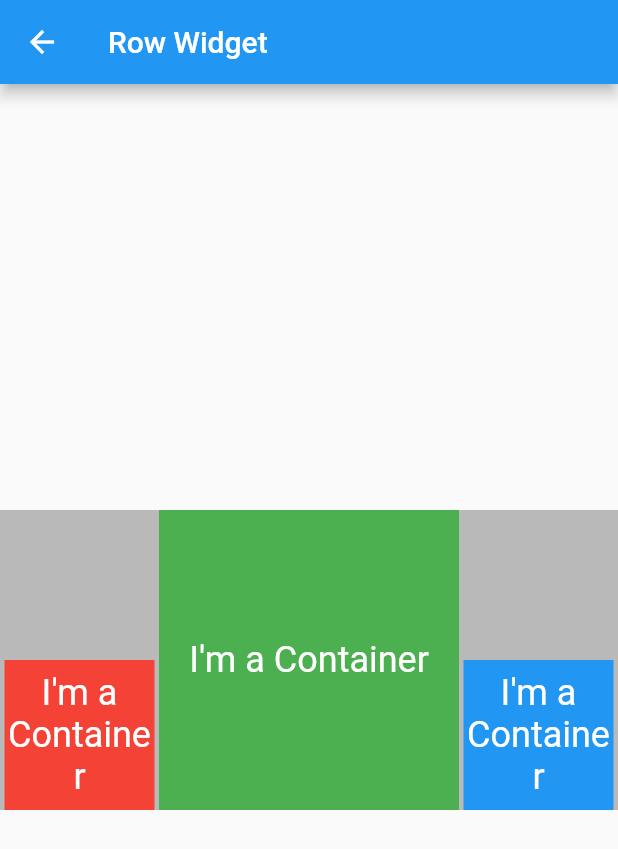
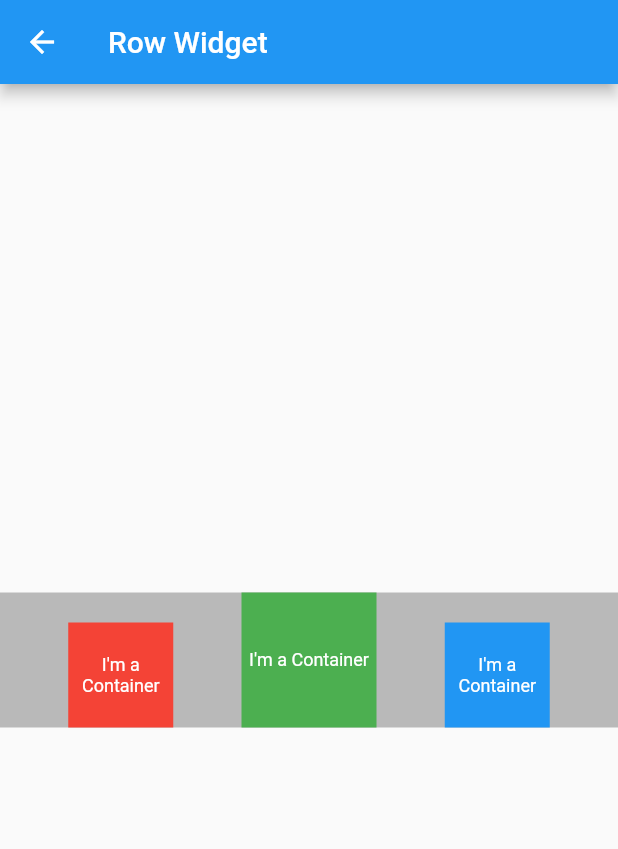
Before and after one commit to payam-zahedi/workshop, a Flutter app: the screen it shows after launch, after a tap on "Row Widget", on a phone screen of 412 x 824 dp. Shown: the top 849 px of the screen. Run offline on Flutter 3.47's test engine with Material 2 defaults, Android fonts, the phone set to English and light mode, and no system bars.

```diff
--- /dev/null
+++ b/projects/learn_scaffold/lib/main.dart
@@ -0,0 +1,21 @@
+import 'package:flutter/material.dart';
+import 'package:learn_scaffold/src/scaffold_page.dart';
+
+void main() {
+  runApp(const MyApp());
+}
+
+class MyApp extends StatelessWidget {
+  const MyApp({Key? key}) : super(key: key);
+
+  @override
+  Widget build(BuildContext context) {
+    return MaterialApp(
+      title: 'Learn Scaffold Page',
+      theme: ThemeData(
+        primarySwatch: Colors.blue,
+      ),
+      home: ScaffoldPage(),
+    );
+  }
+}
--- a/projects/learn_widgets/result/lib/src/row.dart
+++ b/projects/learn_widgets/result/lib/src/row.dart
@@ -12,43 +12,43 @@
         crossAxisAlignment: CrossAxisAlignment.end,
         children: [
           Container(
-            width: 100,
-            height: 100,
+            width: 70,
+            height: 70,
             alignment: Alignment.center,
             color: Colors.red,
             child: Text(
               "I'm a Container",
               style: TextStyle(
                 color: Colors.white,
-                fontSize: 24,
+                fontSize: 12,
               ),
               textAlign: TextAlign.center,
             ),
           ),
           Container(
-            width: 200,
-            height: 200,
+            width: 90,
+            height: 90,
             alignment: Alignment.center,
             color: Colors.green,
             child: Text(
               "I'm a Container",
               style: TextStyle(
                 color: Colors.white,
-                fontSize: 24,
+                fontSize: 12,
               ),
               textAlign: TextAlign.center,
             ),
           ),
           Container(
-            width: 100,
-            height: 100,
+            width: 70,
+            height: 70,
             alignment: Alignment.center,
             color: Colors.blue,
             child: Text(
               "I'm a Container",
               style: TextStyle(
                 color: Colors.white,
-                fontSize: 24,
+                fontSize: 12,
               ),
               textAlign: TextAlign.center,
             ),
```
Also changed, not shown: projects/learn_scaffold/analysis_options.yaml (added, +29 -0 lines), projects/learn_scaffold/lib/src/scaffold_page.dart (added, +16 -0 lines), projects/learn_scaffold/pubspec.yaml (added, +89 -0 lines), projects/learn_widgets/result/lib/src/column.dart (+9 -9 lines), 68 other files.
